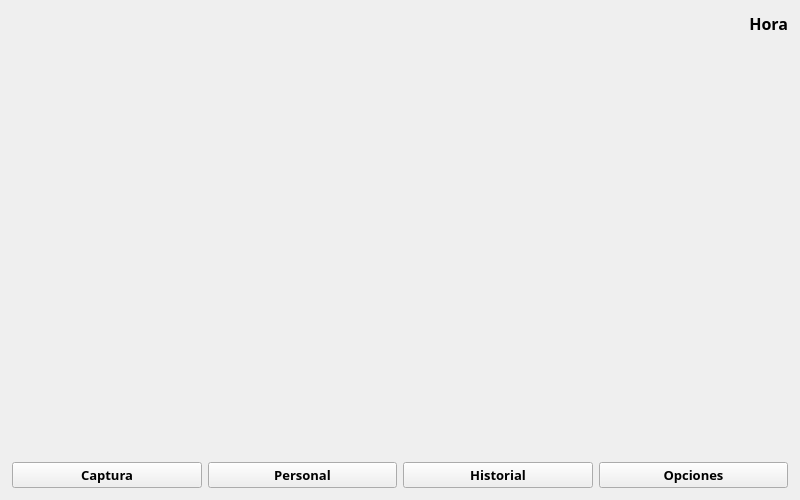
Before: the Qt Designer form ventanaprincipal.ui in enchiladaSuiza/AsistenciaFototeca, drawn with Qt 5.
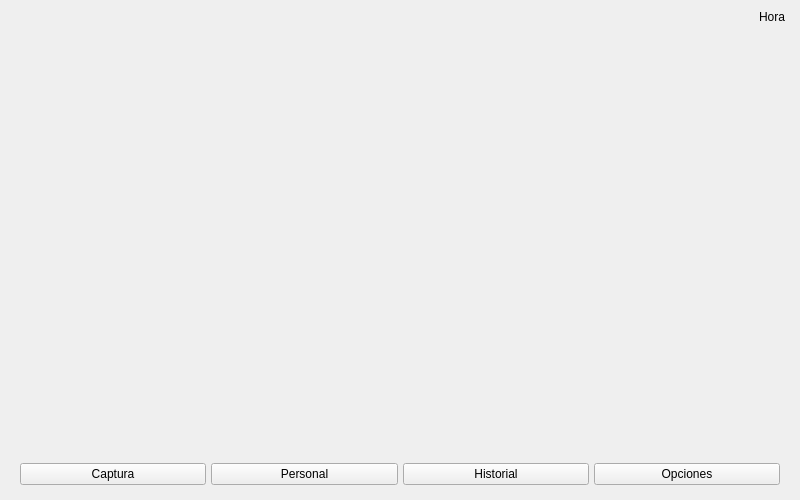
After: the same form once the commit is applied.

```diff
--- a/ventanaprincipal.ui
+++ b/ventanaprincipal.ui
@@ -14,110 +14,65 @@
    <string>Sistema de Control de Asistencia de la Fototeca Nacional</string>
   </property>
   <widget class="QWidget" name="centralwidget">
+   <property name="sizePolicy">
+    <sizepolicy hsizetype="Preferred" vsizetype="Preferred">
+     <horstretch>0</horstretch>
+     <verstretch>0</verstretch>
+    </sizepolicy>
+   </property>
    <layout class="QVBoxLayout" name="verticalLayout">
+    <property name="spacing">
+     <number>5</number>
+    </property>
     <property name="leftMargin">
-     <number>12</number>
+     <number>10</number>
     </property>
     <property name="topMargin">
-     <number>12</number>
+     <number>10</number>
     </property>
     <property name="rightMargin">
-     <number>12</number>
+     <number>10</number>
     </property>
     <property name="bottomMargin">
-     <number>12</number>
+     <number>10</number>
     </property>
     <item>
+     <widget class="QWidget" name="headerWidget" native="true">
+      <property name="sizePolicy">
+       <sizepolicy hsizetype="Expanding" vsizetype="Maximum">
+        <horstretch>0</horstretch>
+        <verstretch>0</verstretch>
+       </sizepolicy>
+      </property>
+      <property name="maximumSize">
+       <size>
+        <width>16777215</width>
+        <height>80</height>
+       </size>
+      </property>
      <layout class="QHBoxLayout" name="headerLayout">
       <property name="spacing">
-       <number>10</number>
+        <number>0</number>
+       </property>
+       <property name="leftMargin">
+        <number>5</number>
       </property>
       <property name="topMargin">
        <number>0</number>
       </property>
-      <item>
-       <widget class="QLabel" name="logoSC">
-        <property name="font">
-         <font>
-          <family>Montserrat</family>
-          <pointsize>10</pointsize>
-          <bold>true</bold>
-         </font>
-        </property>
-        <property name="text">
-         <string/>
-        </property>
-        <property name="alignment">
-         <set>Qt::AlignLeading|Qt::AlignLeft|Qt::AlignVCenter</set>
-        </property>
-       </widget>
-      </item>
-      <item>
-       <widget class="QLabel" name="logoInah">
-        <property name="sizePolicy">
-         <sizepolicy hsizetype="Minimum" vsizetype="Minimum">
-          <horstretch>0</horstretch>
-          <verstretch>0</verstretch>
-         </sizepolicy>
-        </property>
-        <property name="minimumSize">
-         <size>
-          <width>0</width>
-          <height>0</height>
-         </size>
-        </property>
-        <property name="font">
-         <font>
-          <family>Montserrat</family>
-          <pointsize>10</pointsize>
-          <bold>true</bold>
-         </font>
-        </property>
-        <property name="text">
-         <string/>
-        </property>
-        <property name="alignment">
-         <set>Qt::AlignCenter</set>
-        </property>
-       </widget>
-      </item>
-      <item>
-       <widget class="QLabel" name="logoSinafo">
-        <property name="sizePolicy">
-         <sizepolicy hsizetype="Minimum" vsizetype="Minimum">
-          <horstretch>0</horstretch>
-          <verstretch>0</verstretch>
-         </sizepolicy>
-        </property>
-        <property name="minimumSize">
-         <size>
-          <width>0</width>
-          <height>0</height>
-         </size>
-        </property>
-        <property name="font">
-         <font>
-          <family>Montserrat</family>
-          <pointsize>12</pointsize>
-          <bold>true</bold>
-         </font>
-        </property>
-        <property name="text">
-         <string/>
-        </property>
-        <property name="alignment">
-         <set>Qt::AlignCenter</set>
-        </property>
-       </widget>
-      </item>
-      <item>
+       <property name="rightMargin">
+        <number>5</number>
+       </property>
+       <property name="bottomMargin">
+        <number>0</number>
+       </property>
+       <item alignment="Qt::AlignRight|Qt::AlignVCenter">
        <widget class="QLabel" name="horaLabel">
-        <property name="font">
-         <font>
-          <family>Montserrat</family>
-          <pointsize>12</pointsize>
-          <bold>true</bold>
-         </font>
+         <property name="sizePolicy">
+          <sizepolicy hsizetype="Preferred" vsizetype="Maximum">
+           <horstretch>0</horstretch>
+           <verstretch>0</verstretch>
+          </sizepolicy>
         </property>
         <property name="text">
          <string>Hora</string>
@@ -128,15 +83,21 @@
        </widget>
       </item>
      </layout>
+     </widget>
     </item>
     <item>
      <widget class="QStackedWidget" name="stackedWidget">
-      <property name="font">
-       <font>
-        <family>Montserrat</family>
-        <pointsize>12</pointsize>
-        <bold>true</bold>
-       </font>
+      <property name="enabled">
+       <bool>true</bool>
+      </property>
+      <property name="sizePolicy">
+       <sizepolicy hsizetype="Expanding" vsizetype="Expanding">
+        <horstretch>0</horstretch>
+        <verstretch>0</verstretch>
+       </sizepolicy>
+      </property>
+      <property name="lineWidth">
+       <number>0</number>
       </property>
       <property name="currentIndex">
        <number>-1</number>
@@ -144,19 +105,31 @@
      </widget>
     </item>
     <item>
+     <widget class="QWidget" name="footerWidget" native="true">
+      <property name="sizePolicy">
+       <sizepolicy hsizetype="Expanding" vsizetype="Preferred">
+        <horstretch>0</horstretch>
+        <verstretch>0</verstretch>
+       </sizepolicy>
+      </property>
      <layout class="QHBoxLayout" name="footerLayout">
-      <property name="sizeConstraint">
-       <enum>QLayout::SetFixedSize</enum>
+       <property name="spacing">
+        <number>5</number>
+       </property>
+       <property name="leftMargin">
+        <number>10</number>
+       </property>
+       <property name="topMargin">
+        <number>5</number>
+       </property>
+       <property name="rightMargin">
+        <number>10</number>
+       </property>
+       <property name="bottomMargin">
+        <number>5</number>
       </property>
       <item>
        <widget class="QPushButton" name="checarButton">
-        <property name="font">
-         <font>
-          <family>Montserrat</family>
-          <pointsize>10</pointsize>
-          <bold>true</bold>
-         </font>
-        </property>
         <property name="text">
          <string>Captura</string>
         </property>
@@ -164,13 +137,6 @@
       </item>
       <item>
        <widget class="QPushButton" name="personalButton">
-        <property name="font">
-         <font>
-          <family>Montserrat</family>
-          <pointsize>10</pointsize>
-          <bold>true</bold>
-         </font>
-        </property>
         <property name="text">
          <string>Personal</string>
         </property>
@@ -178,13 +144,6 @@
       </item>
       <item>
        <widget class="QPushButton" name="historialButton">
-        <property name="font">
-         <font>
-          <family>Montserrat</family>
-          <pointsize>10</pointsize>
-          <bold>true</bold>
-         </font>
-        </property>
         <property name="text">
          <string>Historial</string>
         </property>
@@ -192,19 +151,13 @@
       </item>
       <item>
        <widget class="QPushButton" name="opcionesButton">
-        <property name="font">
-         <font>
-          <family>Montserrat</family>
-          <pointsize>10</pointsize>
-          <bold>true</bold>
-         </font>
-        </property>
         <property name="text">
          <string>Opciones</string>
         </property>
        </widget>
       </item>
      </layout>
+     </widget>
     </item>
    </layout>
   </widget>
```
Left out of the diff: 10 changed lines with no effect on the pictures. Lines whose indentation alone changed are shown as unchanged.
